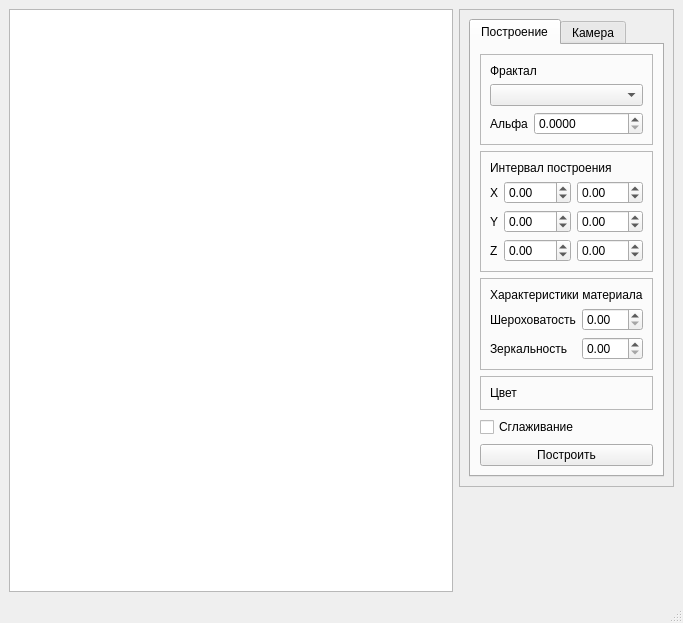
First picture: the form in ui/qt/design.ui, repository migregal/bmstu-iu7-cg-cp, before the edit.
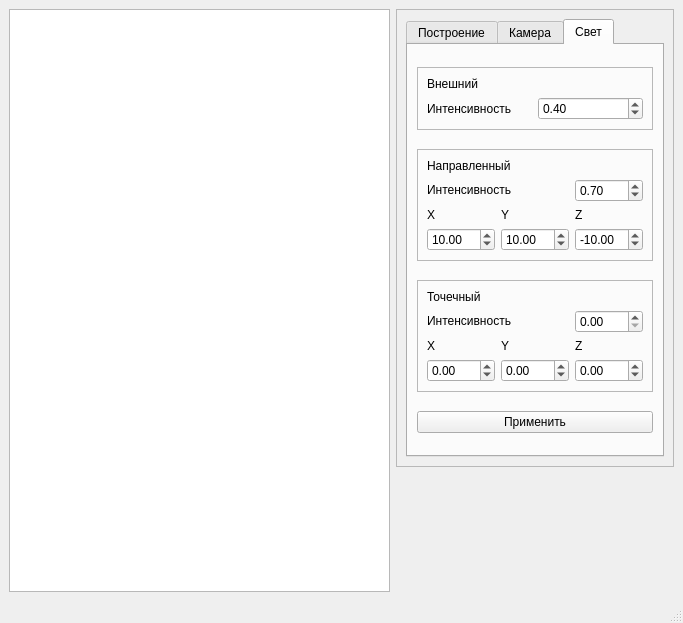
Second picture: the form after the edit. The open tabs and pages were chosen to show the change.

Commit message: Light manipulation added

What changed in the file:
```diff
--- a/ui/qt/design.ui
+++ b/ui/qt/design.ui
@@ -44,42 +44,11 @@
          <property name="currentIndex">
           <number>0</number>
          </property>
-         <widget class="QWidget" name="tab">
+         <widget class="QWidget" name="fractal">
           <attribute name="title">
            <string>Построение</string>
           </attribute>
           <layout class="QGridLayout" name="gridLayout">
-           <item row="3" column="2" colspan="2">
-            <widget class="QFrame" name="color_frame">
-             <property name="sizePolicy">
-              <sizepolicy hsizetype="Preferred" vsizetype="Minimum">
-               <horstretch>0</horstretch>
-               <verstretch>0</verstretch>
-              </sizepolicy>
-             </property>
-             <property name="frameShape">
-              <enum>QFrame::StyledPanel</enum>
-             </property>
-             <property name="frameShadow">
-              <enum>QFrame::Raised</enum>
-             </property>
-             <layout class="QGridLayout" name="gridLayout_3">
-              <item row="0" column="0" colspan="2">
-               <widget class="QLabel" name="label_10">
-                <property name="sizePolicy">
-                 <sizepolicy hsizetype="Preferred" vsizetype="Fixed">
-                  <horstretch>0</horstretch>
-                  <verstretch>0</verstretch>
-                 </sizepolicy>
-                </property>
-                <property name="text">
-                 <string>Цвет</string>
-                </property>
-               </widget>
-              </item>
-             </layout>
-            </widget>
-           </item>
            <item row="1" column="2" colspan="2">
             <widget class="QFrame" name="frame_3">
              <property name="sizePolicy">
@@ -126,6 +95,9 @@
                 <property name="singleStep">
                  <double>0.100000000000000</double>
                 </property>
+                <property name="value">
+                 <double>1.000000000000000</double>
+                </property>
                </widget>
               </item>
               <item row="2" column="0">
@@ -152,6 +124,9 @@
                 <property name="singleStep">
                  <double>0.100000000000000</double>
                 </property>
+                <property name="value">
+                 <double>-1.000000000000000</double>
+                </property>
                </widget>
               </item>
               <item row="1" column="1">
@@ -165,6 +140,9 @@
                 <property name="singleStep">
                  <double>0.100000000000000</double>
                 </property>
+                <property name="value">
+                 <double>-1.000000000000000</double>
+                </property>
                </widget>
               </item>
               <item row="2" column="2">
@@ -178,6 +156,9 @@
                 <property name="singleStep">
                  <double>0.100000000000000</double>
                 </property>
+                <property name="value">
+                 <double>1.000000000000000</double>
+                </property>
                </widget>
               </item>
               <item row="3" column="0">
@@ -204,6 +185,9 @@
                 <property name="singleStep">
                  <double>0.100000000000000</double>
                 </property>
+                <property name="value">
+                 <double>-1.000000000000000</double>
+                </property>
                </widget>
               </item>
               <item row="3" column="2">
@@ -217,6 +201,9 @@
                 <property name="singleStep">
                  <double>0.100000000000000</double>
                 </property>
+                <property name="value">
+                 <double>1.000000000000000</double>
+                </property>
                </widget>
               </item>
              </layout>
@@ -285,7 +272,7 @@
              </layout>
             </widget>
            </item>
-           <item row="5" column="2" colspan="2">
+           <item row="4" column="2" colspan="2">
             <widget class="QCheckBox" name="approximateFractal">
              <property name="sizePolicy">
               <sizepolicy hsizetype="Minimum" vsizetype="Minimum">
@@ -298,7 +285,7 @@
              </property>
             </widget>
            </item>
-           <item row="7" column="2" colspan="2">
+           <item row="6" column="2" colspan="2">
             <widget class="QPushButton" name="buildImageButton">
              <property name="sizePolicy">
               <sizepolicy hsizetype="Expanding" vsizetype="Minimum">
@@ -312,7 +299,7 @@
             </widget>
            </item>
            <item row="2" column="2" colspan="2">
-            <widget class="QFrame" name="frame_4">
+            <widget class="QFrame" name="material_frame">
              <property name="frameShape">
               <enum>QFrame::StyledPanel</enum>
              </property>
@@ -320,10 +307,16 @@
               <enum>QFrame::Raised</enum>
              </property>
              <layout class="QGridLayout" name="gridLayout_6">
-              <item row="0" column="0" colspan="2">
-               <widget class="QLabel" name="label_12">
-                <property name="text">
-                 <string>Характеристики материала</string>
+              <item row="2" column="1">
+               <widget class="QDoubleSpinBox" name="metallicSpinBox">
+                <property name="maximum">
+                 <double>1.000000000000000</double>
+                </property>
+                <property name="singleStep">
+                 <double>0.100000000000000</double>
+                </property>
+                <property name="value">
+                 <double>0.800000000000000</double>
                 </property>
                </widget>
               </item>
@@ -335,6 +328,9 @@
                 <property name="singleStep">
                  <double>0.100000000000000</double>
                 </property>
+                <property name="value">
+                 <double>0.700000000000000</double>
+                </property>
                </widget>
               </item>
               <item row="1" column="0">
@@ -350,16 +346,6 @@
                 </property>
                </widget>
               </item>
-              <item row="2" column="1">
-               <widget class="QDoubleSpinBox" name="metallicSpinBox">
-                <property name="maximum">
-                 <double>1.000000000000000</double>
-                </property>
-                <property name="singleStep">
-                 <double>0.100000000000000</double>
-                </property>
-               </widget>
-              </item>
               <item row="2" column="0">
                <widget class="QLabel" name="label_18">
                 <property name="sizePolicy">
@@ -373,18 +359,47 @@
                 </property>
                </widget>
               </item>
+              <item row="0" column="0" colspan="2">
+               <widget class="QLabel" name="label_12">
+                <property name="text">
+                 <string>Характеристики материала</string>
+                </property>
+               </widget>
+              </item>
+              <item row="3" column="0">
+               <widget class="QLabel" name="label_10">
+                <property name="sizePolicy">
+                 <sizepolicy hsizetype="Preferred" vsizetype="Fixed">
+                  <horstretch>0</horstretch>
+                  <verstretch>0</verstretch>
+                 </sizepolicy>
+                </property>
+                <property name="text">
+                 <string>Цвет</string>
+                </property>
+               </widget>
+              </item>
              </layout>
             </widget>
            </item>
           </layout>
          </widget>
-         <widget class="QWidget" name="tab_2">
+         <widget class="QWidget" name="camera">
           <attribute name="title">
            <string>Камера</string>
           </attribute>
           <layout class="QGridLayout" name="gridLayout_2">
-           <item row="3" column="0">
-            <widget class="QLabel" name="label_5">
+           <item row="10" column="0" colspan="2">
+            <widget class="QFrame" name="frame_8">
+             <property name="frameShape">
+              <enum>QFrame::StyledPanel</enum>
+             </property>
+             <property name="frameShadow">
+              <enum>QFrame::Raised</enum>
+             </property>
+             <layout class="QGridLayout" name="gridLayout_3">
+              <item row="2" column="0">
+               <widget class="QLabel" name="label_8">
              <property name="sizePolicy">
               <sizepolicy hsizetype="Fixed" vsizetype="Fixed">
                <horstretch>0</horstretch>
@@ -392,21 +407,37 @@
               </sizepolicy>
              </property>
              <property name="text">
-              <string>Z</string>
+                 <string>Y</string>
              </property>
             </widget>
            </item>
-           <item row="3" column="1">
-            <widget class="QDoubleSpinBox" name="rotationZ">
-             <property name="minimum">
-              <double>-100.000000000000000</double>
-             </property>
-             <property name="maximum">
-              <double>100.000000000000000</double>
+              <item row="0" column="0" colspan="2">
+               <widget class="QLabel" name="label_2">
+                <property name="sizePolicy">
+                 <sizepolicy hsizetype="Preferred" vsizetype="Fixed">
+                  <horstretch>0</horstretch>
+                  <verstretch>0</verstretch>
+                 </sizepolicy>
+                </property>
+                <property name="text">
+                 <string>Перемещение</string>
              </property>
             </widget>
            </item>
-           <item row="7" column="1">
+              <item row="1" column="0">
+               <widget class="QLabel" name="label_7">
+                <property name="sizePolicy">
+                 <sizepolicy hsizetype="Fixed" vsizetype="Fixed">
+                  <horstretch>0</horstretch>
+                  <verstretch>0</verstretch>
+                 </sizepolicy>
+                </property>
+                <property name="text">
+                 <string>X</string>
+                </property>
+               </widget>
+              </item>
+              <item row="1" column="1">
             <widget class="QDoubleSpinBox" name="translationX">
              <property name="minimum">
               <double>-100.000000000000000</double>
@@ -416,15 +447,18 @@
              </property>
             </widget>
            </item>
-           <item row="4" column="0">
-            <widget class="QLabel" name="label_6">
-             <property name="text">
-              <string>Угол</string>
+              <item row="2" column="1">
+               <widget class="QDoubleSpinBox" name="translationY">
+                <property name="minimum">
+                 <double>-100.000000000000000</double>
+                </property>
+                <property name="maximum">
+                 <double>100.000000000000000</double>
              </property>
             </widget>
            </item>
-           <item row="1" column="0">
-            <widget class="QLabel" name="label_3">
+              <item row="3" column="0">
+               <widget class="QLabel" name="label_9">
              <property name="sizePolicy">
               <sizepolicy hsizetype="Fixed" vsizetype="Fixed">
                <horstretch>0</horstretch>
@@ -432,18 +466,39 @@
               </sizepolicy>
              </property>
              <property name="text">
-              <string>X</string>
+                 <string>Z</string>
              </property>
             </widget>
            </item>
-           <item row="5" column="0" colspan="2">
-            <widget class="QPushButton" name="rotationApply">
-             <property name="text">
-              <string>Применить</string>
-             </property>
+              <item row="3" column="1">
+               <widget class="QDoubleSpinBox" name="translationZ">
+                <property name="minimum">
+                 <double>-100.000000000000000</double>
+                </property>
+                <property name="maximum">
+                 <double>100.000000000000000</double>
+                </property>
+               </widget>
+              </item>
+             </layout>
             </widget>
            </item>
            <item row="0" column="0" colspan="2">
+            <widget class="QFrame" name="frame_4">
+             <property name="sizePolicy">
+              <sizepolicy hsizetype="Preferred" vsizetype="Fixed">
+               <horstretch>0</horstretch>
+               <verstretch>0</verstretch>
+              </sizepolicy>
+             </property>
+             <property name="frameShape">
+              <enum>QFrame::StyledPanel</enum>
+             </property>
+             <property name="frameShadow">
+              <enum>QFrame::Raised</enum>
+             </property>
+             <layout class="QFormLayout" name="formLayout">
+              <item row="0" column="0">
             <widget class="QLabel" name="label">
              <property name="sizePolicy">
               <sizepolicy hsizetype="Preferred" vsizetype="Fixed">
@@ -456,13 +511,16 @@
              </property>
             </widget>
            </item>
-           <item row="8" column="1">
-            <widget class="QDoubleSpinBox" name="translationY">
-             <property name="minimum">
-              <double>-100.000000000000000</double>
-             </property>
-             <property name="maximum">
-              <double>100.000000000000000</double>
+              <item row="1" column="0">
+               <widget class="QLabel" name="label_3">
+                <property name="sizePolicy">
+                 <sizepolicy hsizetype="Fixed" vsizetype="Fixed">
+                  <horstretch>0</horstretch>
+                  <verstretch>0</verstretch>
+                 </sizepolicy>
+                </property>
+                <property name="text">
+                 <string>X</string>
              </property>
             </widget>
            </item>
@@ -476,39 +534,6 @@
              </property>
             </widget>
            </item>
-           <item row="7" column="0">
-            <widget class="QLabel" name="label_7">
-             <property name="sizePolicy">
-              <sizepolicy hsizetype="Fixed" vsizetype="Fixed">
-               <horstretch>0</horstretch>
-               <verstretch>0</verstretch>
-              </sizepolicy>
-             </property>
-             <property name="text">
-              <string>X</string>
-             </property>
-            </widget>
-           </item>
-           <item row="10" column="0" colspan="2">
-            <widget class="QPushButton" name="translationApply">
-             <property name="text">
-              <string>Применить</string>
-             </property>
-            </widget>
-           </item>
-           <item row="8" column="0">
-            <widget class="QLabel" name="label_8">
-             <property name="sizePolicy">
-              <sizepolicy hsizetype="Fixed" vsizetype="Fixed">
-               <horstretch>0</horstretch>
-               <verstretch>0</verstretch>
-              </sizepolicy>
-             </property>
-             <property name="text">
-              <string>Y</string>
-             </property>
-            </widget>
-           </item>
            <item row="2" column="0">
             <widget class="QLabel" name="label_4">
              <property name="sizePolicy">
@@ -532,16 +557,33 @@
              </property>
             </widget>
            </item>
-           <item row="6" column="0" colspan="2">
-            <widget class="QLabel" name="label_2">
+              <item row="3" column="0">
+               <widget class="QLabel" name="label_5">
              <property name="sizePolicy">
-              <sizepolicy hsizetype="Preferred" vsizetype="Fixed">
+                 <sizepolicy hsizetype="Fixed" vsizetype="Fixed">
                <horstretch>0</horstretch>
                <verstretch>0</verstretch>
               </sizepolicy>
              </property>
              <property name="text">
-              <string>Перемещение</string>
+                 <string>Z</string>
+                </property>
+               </widget>
+              </item>
+              <item row="3" column="1">
+               <widget class="QDoubleSpinBox" name="rotationZ">
+                <property name="minimum">
+                 <double>-100.000000000000000</double>
+                </property>
+                <property name="maximum">
+                 <double>100.000000000000000</double>
+                </property>
+               </widget>
+              </item>
+              <item row="4" column="0">
+               <widget class="QLabel" name="label_6">
+                <property name="text">
+                 <string>Угол</string>
              </property>
             </widget>
            </item>
@@ -555,26 +597,325 @@
              </property>
             </widget>
            </item>
-           <item row="9" column="0">
-            <widget class="QLabel" name="label_9">
+              <item row="5" column="0" colspan="2">
+               <widget class="QPushButton" name="rotationApply">
+                <property name="text">
+                 <string>Применить</string>
+                </property>
+               </widget>
+              </item>
+             </layout>
+            </widget>
+           </item>
+           <item row="11" column="0">
+            <widget class="QPushButton" name="translationApply">
+             <property name="text">
+              <string>Применить</string>
+             </property>
+            </widget>
+           </item>
+          </layout>
+         </widget>
+         <widget class="QWidget" name="light">
+          <attribute name="title">
+           <string>Свет</string>
+          </attribute>
+          <layout class="QVBoxLayout" name="verticalLayout_2">
+           <item>
+            <widget class="QFrame" name="frame_5">
              <property name="sizePolicy">
-              <sizepolicy hsizetype="Fixed" vsizetype="Fixed">
+              <sizepolicy hsizetype="Preferred" vsizetype="Fixed">
                <horstretch>0</horstretch>
                <verstretch>0</verstretch>
               </sizepolicy>
              </property>
+             <property name="frameShape">
+              <enum>QFrame::StyledPanel</enum>
+             </property>
+             <property name="frameShadow">
+              <enum>QFrame::Raised</enum>
+             </property>
+             <layout class="QGridLayout" name="gridLayout_7">
+              <item row="1" column="1">
+               <widget class="QDoubleSpinBox" name="ambientLightIntensity">
+                <property name="maximum">
+                 <double>1.000000000000000</double>
+                </property>
+                <property name="singleStep">
+                 <double>0.100000000000000</double>
+                </property>
+                <property name="value">
+                 <double>0.400000000000000</double>
+                </property>
+               </widget>
+              </item>
+              <item row="1" column="0">
+               <widget class="QLabel" name="label_22">
              <property name="text">
+                 <string>Интенсивность</string>
+                </property>
+               </widget>
+              </item>
+              <item row="0" column="0" colspan="2">
+               <widget class="QLabel" name="label_19">
+                <property name="sizePolicy">
+                 <sizepolicy hsizetype="Preferred" vsizetype="Fixed">
+                  <horstretch>0</horstretch>
+                  <verstretch>0</verstretch>
+                 </sizepolicy>
+                </property>
+                <property name="text">
+                 <string>Внешний</string>
+                </property>
+               </widget>
+              </item>
+             </layout>
+            </widget>
+           </item>
+           <item>
+            <widget class="QFrame" name="frame_6">
+             <property name="sizePolicy">
+              <sizepolicy hsizetype="Preferred" vsizetype="Fixed">
+               <horstretch>0</horstretch>
+               <verstretch>0</verstretch>
+              </sizepolicy>
+             </property>
+             <property name="frameShape">
+              <enum>QFrame::StyledPanel</enum>
+             </property>
+             <property name="frameShadow">
+              <enum>QFrame::Raised</enum>
+             </property>
+             <layout class="QGridLayout" name="gridLayout_8">
+              <item row="3" column="0">
+               <widget class="QDoubleSpinBox" name="directedLightX">
+                <property name="minimum">
+                 <double>-100.000000000000000</double>
+                </property>
+                <property name="maximum">
+                 <double>100.000000000000000</double>
+                </property>
+                <property name="singleStep">
+                 <double>1.000000000000000</double>
+                </property>
+                <property name="value">
+                 <double>10.000000000000000</double>
+                </property>
+               </widget>
+              </item>
+              <item row="2" column="1">
+               <widget class="QLabel" name="label_26">
+                <property name="text">
+                 <string>Y</string>
+                </property>
+               </widget>
+              </item>
+              <item row="2" column="0">
+               <widget class="QLabel" name="label_25">
+                <property name="text">
+                 <string>X</string>
+                </property>
+               </widget>
+              </item>
+              <item row="3" column="1">
+               <widget class="QDoubleSpinBox" name="directedLightY">
+                <property name="minimum">
+                 <double>-100.000000000000000</double>
+                </property>
+                <property name="maximum">
+                 <double>100.000000000000000</double>
+                </property>
+                <property name="singleStep">
+                 <double>1.000000000000000</double>
+                </property>
+                <property name="value">
+                 <double>10.000000000000000</double>
+                </property>
+               </widget>
+              </item>
+              <item row="2" column="2">
+               <widget class="QLabel" name="label_27">
+                <property name="text">
               <string>Z</string>
              </property>
             </widget>
            </item>
-           <item row="9" column="1">
-            <widget class="QDoubleSpinBox" name="translationZ">
+              <item row="3" column="2">
+               <widget class="QDoubleSpinBox" name="directedLightZ">
              <property name="minimum">
               <double>-100.000000000000000</double>
              </property>
              <property name="maximum">
               <double>100.000000000000000</double>
+                </property>
+                <property name="singleStep">
+                 <double>1.000000000000000</double>
+                </property>
+                <property name="value">
+                 <double>-10.000000000000000</double>
+                </property>
+               </widget>
+              </item>
+              <item row="1" column="2">
+               <widget class="QDoubleSpinBox" name="directedLightIntensity">
+                <property name="maximum">
+                 <double>1.000000000000000</double>
+                </property>
+                <property name="singleStep">
+                 <double>0.100000000000000</double>
+                </property>
+                <property name="value">
+                 <double>0.700000000000000</double>
+                </property>
+               </widget>
+              </item>
+              <item row="1" column="0" colspan="2">
+               <widget class="QLabel" name="label_23">
+                <property name="sizePolicy">
+                 <sizepolicy hsizetype="Preferred" vsizetype="Fixed">
+                  <horstretch>0</horstretch>
+                  <verstretch>0</verstretch>
+                 </sizepolicy>
+                </property>
+                <property name="text">
+                 <string>Интенсивность</string>
+                </property>
+               </widget>
+              </item>
+              <item row="0" column="0" colspan="3">
+               <widget class="QLabel" name="label_20">
+                <property name="sizePolicy">
+                 <sizepolicy hsizetype="Preferred" vsizetype="Fixed">
+                  <horstretch>0</horstretch>
+                  <verstretch>0</verstretch>
+                 </sizepolicy>
+                </property>
+                <property name="text">
+                 <string>Направленный</string>
+                </property>
+               </widget>
+              </item>
+             </layout>
+            </widget>
+           </item>
+           <item>
+            <widget class="QFrame" name="frame_7">
+             <property name="sizePolicy">
+              <sizepolicy hsizetype="Preferred" vsizetype="Fixed">
+               <horstretch>0</horstretch>
+               <verstretch>0</verstretch>
+              </sizepolicy>
+             </property>
+             <property name="frameShape">
+              <enum>QFrame::StyledPanel</enum>
+             </property>
+             <property name="frameShadow">
+              <enum>QFrame::Raised</enum>
+             </property>
+             <layout class="QGridLayout" name="gridLayout_9">
+              <item row="3" column="0">
+               <widget class="QDoubleSpinBox" name="positionedLightX">
+                <property name="minimum">
+                 <double>-100.000000000000000</double>
+                </property>
+                <property name="maximum">
+                 <double>100.000000000000000</double>
+                </property>
+                <property name="singleStep">
+                 <double>1.000000000000000</double>
+                </property>
+               </widget>
+              </item>
+              <item row="2" column="2">
+               <widget class="QLabel" name="label_30">
+                <property name="text">
+                 <string>Z</string>
+                </property>
+               </widget>
+              </item>
+              <item row="2" column="1">
+               <widget class="QLabel" name="label_29">
+                <property name="text">
+                 <string>Y</string>
+                </property>
+               </widget>
+              </item>
+              <item row="1" column="0" colspan="2">
+               <widget class="QLabel" name="label_24">
+                <property name="sizePolicy">
+                 <sizepolicy hsizetype="Preferred" vsizetype="Fixed">
+                  <horstretch>0</horstretch>
+                  <verstretch>0</verstretch>
+                 </sizepolicy>
+                </property>
+                <property name="text">
+                 <string>Интенсивность</string>
+                </property>
+               </widget>
+              </item>
+              <item row="3" column="2">
+               <widget class="QDoubleSpinBox" name="positionedLightZ">
+                <property name="minimum">
+                 <double>-100.000000000000000</double>
+                </property>
+                <property name="maximum">
+                 <double>100.000000000000000</double>
+                </property>
+                <property name="singleStep">
+                 <double>1.000000000000000</double>
+                </property>
+               </widget>
+              </item>
+              <item row="0" column="0" colspan="3">
+               <widget class="QLabel" name="label_21">
+                <property name="sizePolicy">
+                 <sizepolicy hsizetype="Preferred" vsizetype="Fixed">
+                  <horstretch>0</horstretch>
+                  <verstretch>0</verstretch>
+                 </sizepolicy>
+                </property>
+                <property name="text">
+                 <string>Точечный</string>
+                </property>
+               </widget>
+              </item>
+              <item row="2" column="0">
+               <widget class="QLabel" name="label_28">
+                <property name="text">
+                 <string>X</string>
+                </property>
+               </widget>
+              </item>
+              <item row="1" column="2">
+               <widget class="QDoubleSpinBox" name="positionedLightIntensity">
+                <property name="maximum">
+                 <double>1.000000000000000</double>
+                </property>
+                <property name="singleStep">
+                 <double>0.100000000000000</double>
+                </property>
+               </widget>
+              </item>
+              <item row="3" column="1">
+               <widget class="QDoubleSpinBox" name="positionedLightY">
+                <property name="minimum">
+                 <double>-100.000000000000000</double>
+                </property>
+                <property name="maximum">
+                 <double>100.000000000000000</double>
+                </property>
+                <property name="singleStep">
+                 <double>1.000000000000000</double>
+                </property>
+               </widget>
+              </item>
+             </layout>
+            </widget>
+           </item>
+           <item>
+            <widget class="QPushButton" name="applyLightButton">
+             <property name="text">
+              <string>Применить</string>
              </property>
             </widget>
            </item>
```
Left out of the diff: 9 changed lines with no effect on the pictures. Lines whose indentation alone changed are shown as unchanged. The commit also changes 5 other files.
